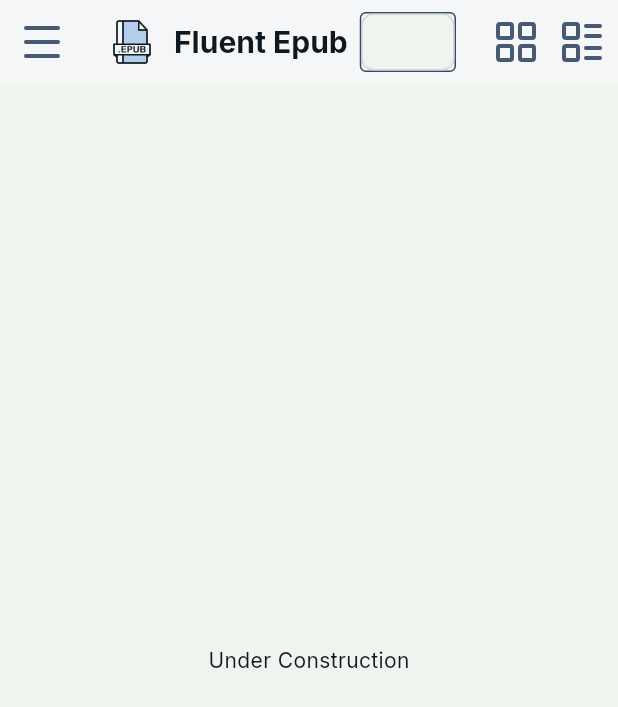
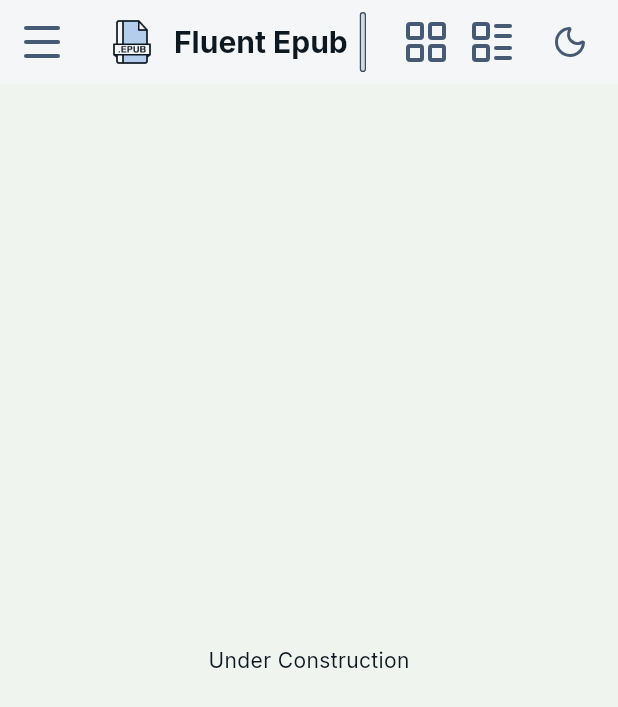
Before and after one commit to urGirlkiri/fluentepub, a Flutter app: the screen it shows after launch, on a phone screen of 412 x 824 dp. Shown: the top 707 px of the screen. Run offline on Flutter 3.47's test engine with Material 3 defaults, Android fonts, the phone set to English and light mode, and no system bars; our stand-ins replace adaptive_theme, google_fonts, lucide_icons_flutter.

Commit message:
added theme toggle

```diff
--- a/packages/client/lib/features/home/screen.dart
+++ b/packages/client/lib/features/home/screen.dart
@@ -1,3 +1,4 @@
+import 'package:adaptive_theme/adaptive_theme.dart';
 import 'package:fluentepub/config/palette.dart';
 import 'package:flutter/material.dart';
 import 'package:lucide_icons_flutter/lucide_icons.dart';
@@ -55,6 +56,16 @@ class HomeScreen extends StatelessWidget {
                 Icon(LucideIcons.layoutGrid, size: 32),
                 const SizedBox(width: 12),
                 Icon(LucideIcons.layoutList, size: 32),
+                const SizedBox(width: 12),
+                IconButton(
+                  icon: Icon(
+                    isDarkMode ? LucideIcons.sun : LucideIcons.moon,
+                    size: 32,
+                  ),
+                  onPressed: () {
+                    AdaptiveTheme.of(context).toggleThemeMode();
+                  },
+                ),
               ],
             ),
           ),
--- a/packages/client/lib/main.dart
+++ b/packages/client/lib/main.dart
@@ -1,3 +1,4 @@
+import 'package:adaptive_theme/adaptive_theme.dart';
 import 'package:fluentepub/config/dark_theme.dart';
 import 'package:fluentepub/config/light_theme.dart';
 import 'package:fluentepub/features/home/screen.dart';
@@ -12,13 +13,17 @@ class MyApp extends StatelessWidget {
 
   @override
   Widget build(BuildContext context) {
-    return MaterialApp(
-      title: 'Fluent Epub',
-      debugShowCheckedModeBanner: false,
-      theme: lightTheme(),
-      darkTheme: darkTheme(),
-      themeMode: ThemeMode.system,
-      home: HomeScreen(),
+    return AdaptiveTheme(
+      light: lightTheme(),
+      dark: darkTheme(),
+      initial: AdaptiveThemeMode.system,
+      builder: (theme, darkTheme) => MaterialApp(
+        title: 'Fluent Epub',
+        debugShowCheckedModeBanner: false,
+        theme: theme,
+        darkTheme: darkTheme,
+        home: const HomeScreen(),
+      ),
     );
   }
 }
--- a/packages/client/pubspec.yaml
+++ b/packages/client/pubspec.yaml
@@ -23,6 +23,7 @@ dependencies:
   lucide_icons_flutter: ^3.1.14+1
   google_fonts: ^8.1.0
   flutter_svg: ^2.3.0
+  adaptive_theme: ^3.7.2
 
 dev_dependencies:
   flutter_test:
```
Also changed, not shown: 1 other file.
